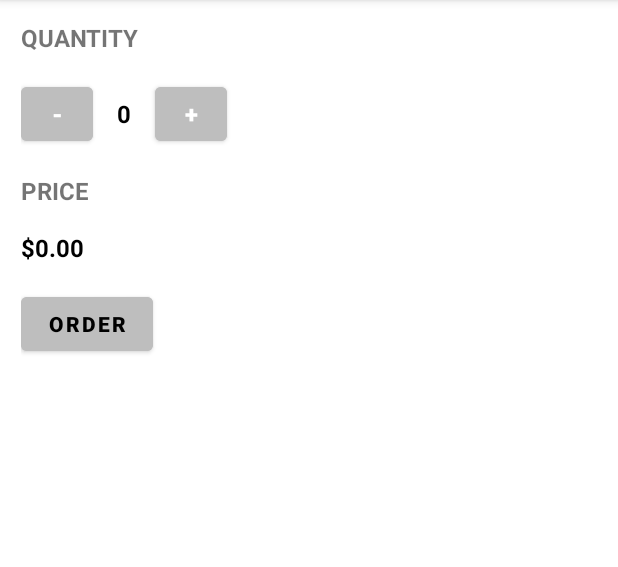
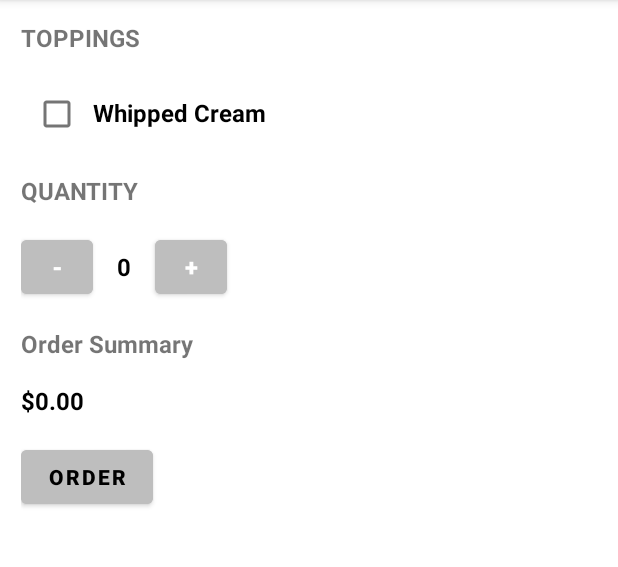
Before and after one commit to MFALLAM/CoffeeApp, an Android app: the screen it shows after launch (MainActivity), on a phone screen of 412 x 824 dp, the part 84-651 px from its top. Run offline under Robolectric (Android 15) with nearby library versions, the phone set to English and light mode, and no system bars.

Commit message:
Adding Text boxes

```diff
--- a/app/src/main/res/layout/activity_main.xml
+++ b/app/src/main/res/layout/activity_main.xml
@@ -6,6 +6,39 @@
     android:layout_margin="14dp"
     android:orientation="vertical"
     tools:context=".MainActivity">
+
+
+    <TextView
+        android:id="@+id/text_toppings"
+        android:layout_width="match_parent"
+        android:layout_height="wrap_content"
+        android:layout_marginBottom="16dp"
+        android:text="@string/toppings"
+        android:textSize="16dp"
+        android:textStyle="bold" />
+
+    <LinearLayout
+        android:layout_width="wrap_content"
+        android:layout_height="wrap_content"
+        android:orientation="horizontal">
+
+        <CheckBox
+            android:id="@+id/checkbox_whipped_cream"
+            android:layout_width="wrap_content"
+            android:layout_height="wrap_content"
+            android:layout_marginBottom="16dp" />
+
+        <TextView
+            android:id="@+id/whipped_cream_tv"
+            android:layout_width="wrap_content"
+            android:layout_height="wrap_content"
+            android:text="Whipped Cream"
+            android:textColor="@color/black"
+            android:textSize="16sp"
+            android:textStyle="bold" />
+
+    </LinearLayout>
+
 
     <TextView
         android:id="@+id/text_qty"
@@ -63,12 +96,13 @@
         android:layout_width="wrap_content"
         android:layout_height="wrap_content"
         android:layout_marginBottom="16dp"
-        android:text="PRICE"
+        android:text="@string/order_summary"
+        android:textAllCaps="false"
         android:textSize="16dp"
         android:textStyle="bold" />
 
     <TextView
-        android:id="@+id/text_total_price"
+        android:id="@+id/order_summary_tv"
         android:layout_width="wrap_content"
         android:layout_height="wrap_content"
         android:layout_alignTop="@id/txt_price"
--- a/app/src/main/res/values/strings.xml
+++ b/app/src/main/res/values/strings.xml
@@ -1,3 +1,5 @@
 <resources>
     <string name="app_name">Coffee</string>
+    <string name="order_summary">Order Summary</string>
+    <string name="toppings">TOPPINGS</string>
 </resources>
```
Also changed, not shown: app/src/main/java/com/example/coffee/MainActivity.java (+17 -5 lines).
